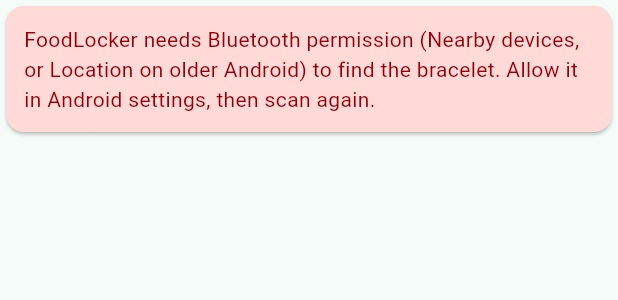
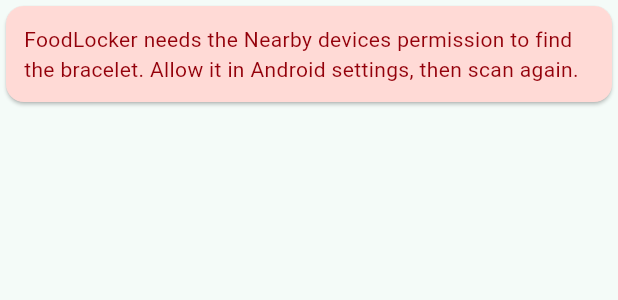
Before and after one commit to igorbasko01/food-locker, a Flutter app: the _ErrorMessage widget shown alone on an empty page, opened directly with empty values, on a phone screen of 412 x 824 dp. Shown: the top 300 px of the screen. Run offline on Flutter 3.47's test engine with Material 3 defaults, Android fonts, the phone set to English and light mode, and no system bars; our stand-ins replace clock, csv, drift, drift_flutter, file_picker, fl_chart and 8 more; missing offline and left inert: dart:js_interop; accounts and stored records are empty; generated files the repository leaves out were written again.

Commit message:
refactor: support the bracelet on Android 12+ only (#163)
Drops the Android 11-and-older Bluetooth/location permissions and the
Location-off handling that only those versions needed.

Co-Authored-By: Claude Opus 5.5 <noreply@anthropic.com>
Claude-Session: https://claude.ai/code/session_01NMxHGKNfFSkbFayHpexY62

```diff
--- a/lib/features/bracelet/data/bracelet_connection.dart
+++ b/lib/features/bracelet/data/bracelet_connection.dart
@@ -31,9 +31,6 @@ class BraceletDeviceInfo {
 enum BraceletError {
   permissionDenied,
   bluetoothOff,
-
-  /// Android 11 and older only scan with system Location on.
-  locationOff,
   bluetoothUnavailable,
   scanFailed,
   connectionFailed,
--- a/lib/features/bracelet/data/flutter_blue_plus_bracelet_connection.dart
+++ b/lib/features/bracelet/data/flutter_blue_plus_bracelet_connection.dart
@@ -230,9 +230,6 @@ class FlutterBluePlusBraceletConnection implements BraceletConnection {
     if (text.contains('Permission')) {
       return BraceletException(BraceletError.permissionDenied, text);
     }
-    if (text.contains('Location services')) {
-      return BraceletException(BraceletError.locationOff, text);
-    }
     if (text.contains('must be turned on') || text.contains('adapterIsOff')) {
       return BraceletException(BraceletError.bluetoothOff, text);
     }
--- a/lib/ui/pages/bracelet_page.dart
+++ b/lib/ui/pages/bracelet_page.dart
@@ -241,14 +241,10 @@ class _ErrorMessage extends StatelessWidget {
   Widget build(BuildContext context) {
     final message = switch (error) {
       BraceletError.permissionDenied =>
-        'FoodLocker needs Bluetooth permission (Nearby devices, or Location '
-            'on older Android) to find the bracelet. Allow it in Android '
-            'settings, then scan again.',
+        'FoodLocker needs the Nearby devices permission to find the bracelet. '
+            'Allow it in Android settings, then scan again.',
       BraceletError.bluetoothOff =>
         'Bluetooth is off. Turn it on, then scan again.',
-      BraceletError.locationOff =>
-        'This phone needs Location turned on to scan for Bluetooth devices. '
-            'Turn it on, then scan again.',
       BraceletError.bluetoothUnavailable =>
         'This phone has no Bluetooth the app can use.',
       BraceletError.scanFailed => 'Scanning failed. Try again.',
```
Also changed, not shown: 2 other files.
